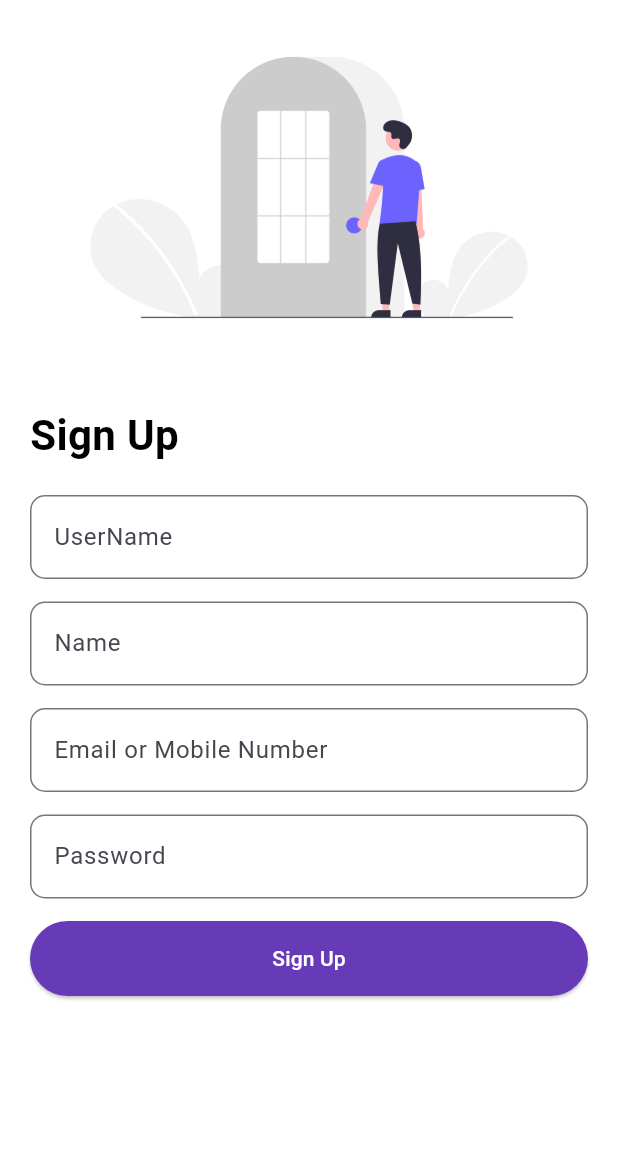
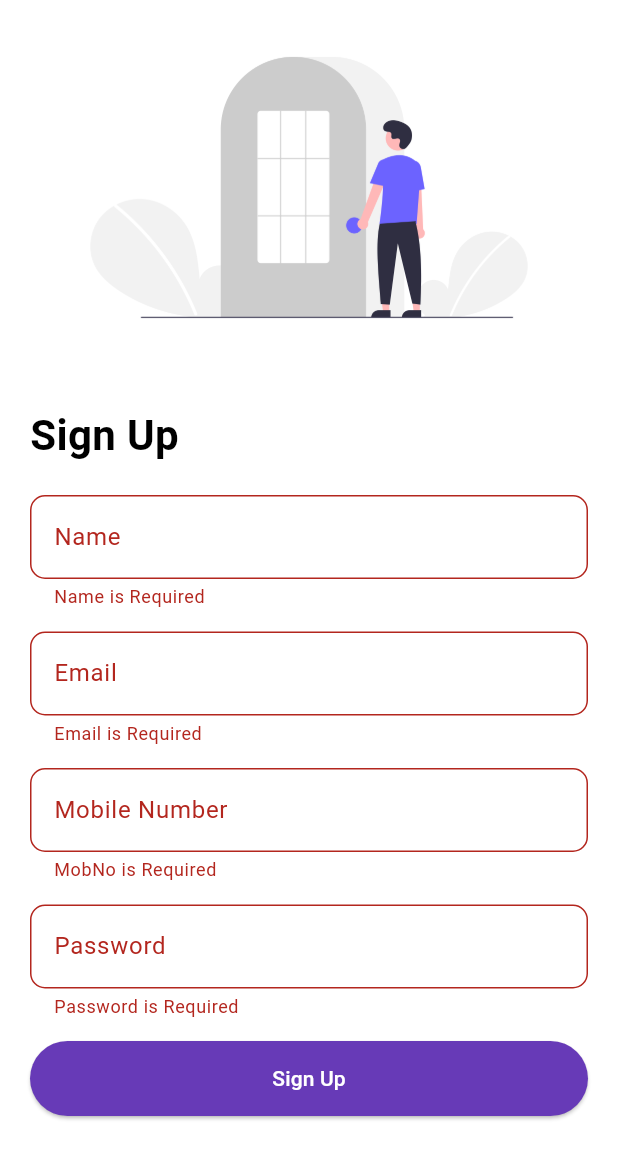
Before and after one commit to raunak2909/expenso_368, a Flutter app: the SignUpScreen screen opened by its route, after a tap on "Sign Up", on a phone screen of 412 x 824 dp. Shown: the top 1159 px of the screen. Run offline on Flutter 3.47's test engine with Material 3 defaults, Android fonts, the phone set to English and light mode, and no system bars; our stand-ins replace flutter_bloc, sqflite; accounts and stored records are empty.

Commit message:
sign up with bloc and validation

```diff
--- a/lib/data/exp_db_helper.dart
+++ b/lib/data/exp_db_helper.dart
@@ -3,6 +3,8 @@ import 'dart:io';
 import 'package:path/path.dart';
 import 'package:path_provider/path_provider.dart';
 import 'package:sqflite/sqflite.dart';
+
+import 'models/user_model.dart';
 
 class DBHelper {
   DBHelper._();
@@ -62,7 +64,23 @@ class DBHelper {
 
   ///events
   ///createUser
+  Future<bool> createUser({required UserModel user}) async{
+
+    var db = await initDB();
+
+    int rowsEffected = await db.insert(TABLE_USER, user.toMap());
+
+    return rowsEffected>0;
+  }
   ///checkIfUserAlreadyExists
+  Future<bool> checkIfUserAlreadyExists({required String email}) async{
+    var db = await initDB();
+
+    List<Map<String, dynamic>> mData = await db.query(TABLE_USER, where: "$COLUMN_USER_EMAIL = ?", whereArgs: [email]);
+
+    return mData.isNotEmpty;
+
+  }
   ///authenticateUser
   ///addExpense
   ///fetchAllExpense
--- /dev/null
+++ b/lib/data/models/user_model.dart
@@ -0,0 +1,33 @@
+import 'package:expense_app/data/exp_db_helper.dart';
+
+class UserModel {
+  String? userId;
+  String userName;
+  String userEmail;
+  String userMobNo;
+  String userPass;
+
+  UserModel({
+    this.userId,
+    required this.userName,
+    required this.userEmail,
+    required this.userMobNo,
+    required this.userPass
+  });
+
+  factory UserModel.fromMap(Map<String, dynamic> map) =>
+      UserModel(
+          userId: map[DBHelper.COLUMN_USER_ID],
+          userName: map[DBHelper.COLUMN_USER_NAME],
+          userEmail: map[DBHelper.COLUMN_USER_EMAIL],
+          userMobNo: map[DBHelper.COLUMN_USER_MOB_NO],
+          userPass: map[DBHelper.COLUMN_USER_PASS]);
+
+  Map<String, dynamic> toMap() => {
+    DBHelper.COLUMN_USER_NAME : userName,
+    DBHelper.COLUMN_USER_EMAIL : userEmail,
+    DBHelper.COLUMN_USER_MOB_NO : userMobNo,
+    DBHelper.COLUMN_USER_PASS : userPass,
+  };
+
+}
--- a/lib/main.dart
+++ b/lib/main.dart
@@ -1,8 +1,14 @@
+import 'package:expense_app/data/exp_db_helper.dart';
 import 'package:expense_app/routes/app_routes.dart';
+import 'package:expense_app/ui/features/auth/bloc/user_bloc.dart';
 import 'package:flutter/material.dart';
+import 'package:flutter_bloc/flutter_bloc.dart';
 
 void main() {
-  runApp(const MyApp());
+  runApp(BlocProvider(
+    create: (context) => UserBloc(dbHelper: DBHelper.getInstance()),
+    child: MyApp(),
+  ));
 }
 
 class MyApp extends StatelessWidget {
--- a/lib/ui/features/auth/SignUpScreen.dart
+++ b/lib/ui/features/auth/SignUpScreen.dart
@@ -1,13 +1,37 @@
+import 'package:expense_app/data/models/user_model.dart';
+import 'package:expense_app/ui/features/auth/bloc/user_bloc.dart';
+import 'package:expense_app/ui/features/auth/bloc/user_event.dart';
+import 'package:expense_app/ui/features/auth/bloc/user_state.dart';
 import 'package:flutter/material.dart';
+import 'package:flutter_bloc/flutter_bloc.dart';
 
-class SignUpScreen extends StatelessWidget {
-  const SignUpScreen({super.key});
+class SignUpScreen extends StatefulWidget {
+  @override
+  State<SignUpScreen> createState() => _SignUpScreenState();
+}
+
+class _SignUpScreenState extends State<SignUpScreen> {
+  var nameController = TextEditingController();
+
+  var emailController = TextEditingController();
+
+  var mobNoController = TextEditingController();
+
+  var passController = TextEditingController();
+
+  bool isLoading = false;
+
+  GlobalKey<FormState> formKey = GlobalKey<FormState>();
+
+  final RegExp emailRegExp = RegExp(r"^[a-zA-Z0-9.a-zA-Z0-9.!#$%&'*+-/=?^_`{|}~]+@[a-zA-Z0-9]+\.[a-zA-Z]+");
 
   @override
   Widget build(BuildContext context) {
     return Scaffold(
       backgroundColor: Colors.white,
-      body: Center(
+      body: Form(
+        key: formKey,
+        child: Center(
           child: Padding(
             padding: const EdgeInsets.symmetric(horizontal: 20.0),
             child: ListView(
@@ -29,15 +53,14 @@ class SignUpScreen extends StatelessWidget {
                 ),
                 const SizedBox(height: 20),
                 TextFormField(
-                decoration: InputDecoration(
-                  labelText: 'UserName',
-                  border: OutlineInputBorder(
-                    borderRadius: BorderRadius.circular(10),
-                  ),
-                ),
-              ),
-              const SizedBox(height: 15),
-              TextFormField(
+                  validator: (value){
+                    if(value==null || value.isEmpty){
+                      return "Name is Required";
+                    } else {
+                      return null;
+                    }
+                  },
+                  controller: nameController,
                   decoration: InputDecoration(
                     labelText: 'Name',
                     border: OutlineInputBorder(
@@ -47,8 +70,18 @@ class SignUpScreen extends StatelessWidget {
                 ),
                 const SizedBox(height: 15),
                 TextFormField(
+                  validator: (value){
+                    if(value==null || value.isEmpty){
+                      return "Email is Required";
+                    } else if(!emailRegExp.hasMatch(value)){
+                      return "Please enter a valid email";
+                    } else {
+                      return null;
+                    }
+                  },
+                  controller: emailController,
                   decoration: InputDecoration(
-                  labelText: 'Email or Mobile Number',
+                    labelText: 'Email',
                     border: OutlineInputBorder(
                       borderRadius: BorderRadius.circular(10),
                     ),
@@ -56,6 +89,35 @@ class SignUpScreen extends StatelessWidget {
                 ),
                 const SizedBox(height: 15),
                 TextFormField(
+                  validator: (value){
+                    if(value==null || value.isEmpty){
+                      return "MobNo is Required";
+                    } else if(value.length!=10){
+                      return "Please enter a valid mobile no";
+                    } else {
+                      return null;
+                    }
+                  },
+                  controller: mobNoController,
+                  decoration: InputDecoration(
+                    labelText: 'Mobile Number',
+                    border: OutlineInputBorder(
+                      borderRadius: BorderRadius.circular(10),
+                    ),
+                  ),
+                ),
+                const SizedBox(height: 15),
+                TextFormField(
+                  validator: (value){
+                    if(value==null || value.isEmpty){
+                      return "Password is Required";
+                    } else if(value.length<=6){
+                      return "Password must be greater than 6 characters";
+                    } else {
+                      return null;
+                    }
+                  },
+                  controller: passController,
                   obscureText: true,
                   decoration: InputDecoration(
                     labelText: 'Password',
@@ -65,17 +127,58 @@ class SignUpScreen extends StatelessWidget {
                   ),
                 ),
                 const SizedBox(height: 15),
-              SizedBox(
+                BlocListener<UserBloc, UserState>(
+                  listener: (context, state) {
+                    if (state is UserLoadingState) {
+                      isLoading = true;
+                      setState(() {});
+                    }
+
+                    if (state is UserSuccessState) {
+                      isLoading = false;
+                      ScaffoldMessenger.of(context).showSnackBar(SnackBar(
+                          content: Text("User Registered successfully!!")));
+                      Navigator.pop(context);
+                    }
+
+                    if (state is UserFailureState) {
+                      isLoading = false;
+                      setState(() {});
+                      ScaffoldMessenger.of(context).showSnackBar(SnackBar(
+                          content: Text("Error: ${state.errorMsg}")));
+                    }
+                  },
+                  child: SizedBox(
                     width: double.infinity,
                     child: ElevatedButton(
                       style: ElevatedButton.styleFrom(
                         backgroundColor: Colors.deepPurple,
                         minimumSize: const Size(200, 50),
                       ),
-                  onPressed: () {},
-                  child: const Text(
+                      onPressed: () {
+                       if(formKey.currentState!.validate()){
+                         ///creating a user
+                         context.read<UserBloc>().add(RegisterUserEvent(
+                             newUser: UserModel(
+                                 userName: nameController.text,
+                                 userEmail: emailController.text,
+                                 userMobNo: mobNoController.text,
+                                 userPass: passController.text)));
+                       }
+                      },
+                      child: isLoading ? Row(
+                        mainAxisAlignment: MainAxisAlignment.center,
+                        children: [
+                          CircularProgressIndicator(),
+                          SizedBox(
+                            width: 11,
+                          ),
+                          Text('Signing Up..')
+                        ],
+                      ) : Text(
                         'Sign Up',
                         style: TextStyle(color: Colors.white),
+                      ),
                     ),
                   ),
                 ),
@@ -83,6 +186,7 @@ class SignUpScreen extends StatelessWidget {
             ),
           ),
         ),
+      ),
     );
   }
 }
--- /dev/null
+++ b/lib/ui/features/auth/bloc/user_bloc.dart
@@ -0,0 +1,32 @@
+import 'package:expense_app/data/exp_db_helper.dart';
+import 'package:expense_app/ui/features/auth/bloc/user_event.dart';
+import 'package:expense_app/ui/features/auth/bloc/user_state.dart';
+import 'package:flutter_bloc/flutter_bloc.dart';
+
+class UserBloc extends Bloc<UserEvent, UserState>{
+  DBHelper dbHelper;
+  UserBloc({required this.dbHelper}) : super(UserInitialState()) {
+
+    on<RegisterUserEvent>((event, emit) async{
+
+      emit(UserLoadingState());
+
+      bool oldUser = await dbHelper.checkIfUserAlreadyExists(email: event.newUser.userEmail);
+
+      if(!oldUser){
+        bool check = await dbHelper.createUser(user: event.newUser);
+
+        if(check){
+          emit(UserSuccessState());
+        } else {
+          emit(UserFailureState(errorMsg: "Something went wrong"));
+        }
+      } else {
+        emit(UserFailureState(errorMsg: "Email already exists!!"));
+      }
+
+    });
+
+  }
+
+}
--- /dev/null
+++ b/lib/ui/features/auth/bloc/user_event.dart
@@ -0,0 +1,8 @@
+import 'package:expense_app/data/models/user_model.dart';
+
+abstract class UserEvent{}
+
+class RegisterUserEvent extends UserEvent{
+  UserModel newUser;
+  RegisterUserEvent({required this.newUser});
+}
--- /dev/null
+++ b/lib/ui/features/auth/bloc/user_state.dart
@@ -0,0 +1,9 @@
+abstract class UserState{}
+
+class UserInitialState extends UserState{}
+class UserLoadingState extends UserState{}
+class UserSuccessState extends UserState{}
+class UserFailureState extends UserState{
+  String errorMsg;
+  UserFailureState({required this.errorMsg});
+}
--- a/pubspec.yaml
+++ b/pubspec.yaml
@@ -19,7 +19,7 @@ publish_to: "none" # Remove this line if you wish to publish to pub.dev
 version: 1.0.0+1
 
 environment:
-  sdk: ^3.7.2
+  sdk: ^3.6.0
 
 # Dependencies specify other packages that your package needs in order to work.
 # To automatically upgrade your package dependencies to the latest versions
@@ -34,9 +34,9 @@ dependencies:
   # The following adds the Cupertino Icons font to your application.
   # Use with the CupertinoIcons class for iOS style icons.
   cupertino_icons: ^1.0.8
-  path: ^1.9.1
+  sqflite: ^2.4.1
   path_provider: ^2.1.5
-  sqflite: ^2.4.2
+  path: ^1.9.0
   flutter_bloc: ^9.1.1
 
 dev_dependencies:
```
Also changed, not shown: lib/data/models/expense_model.dart (added), pubspec.lock, 1 other file. Lines whose indentation alone changed are shown as unchanged.
